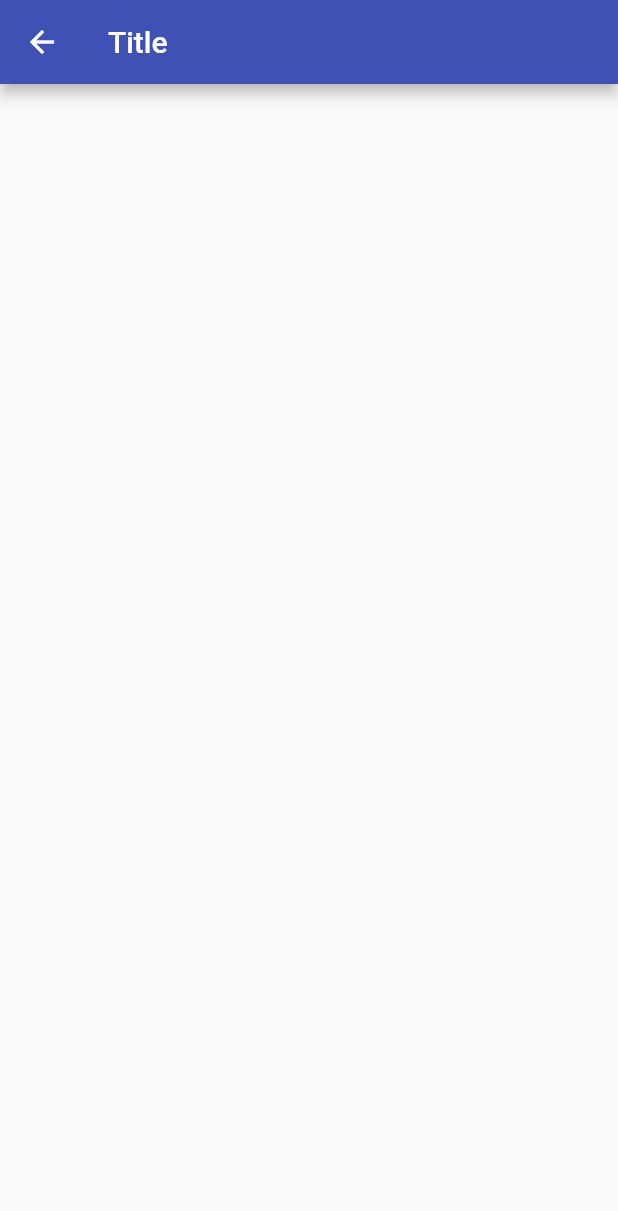
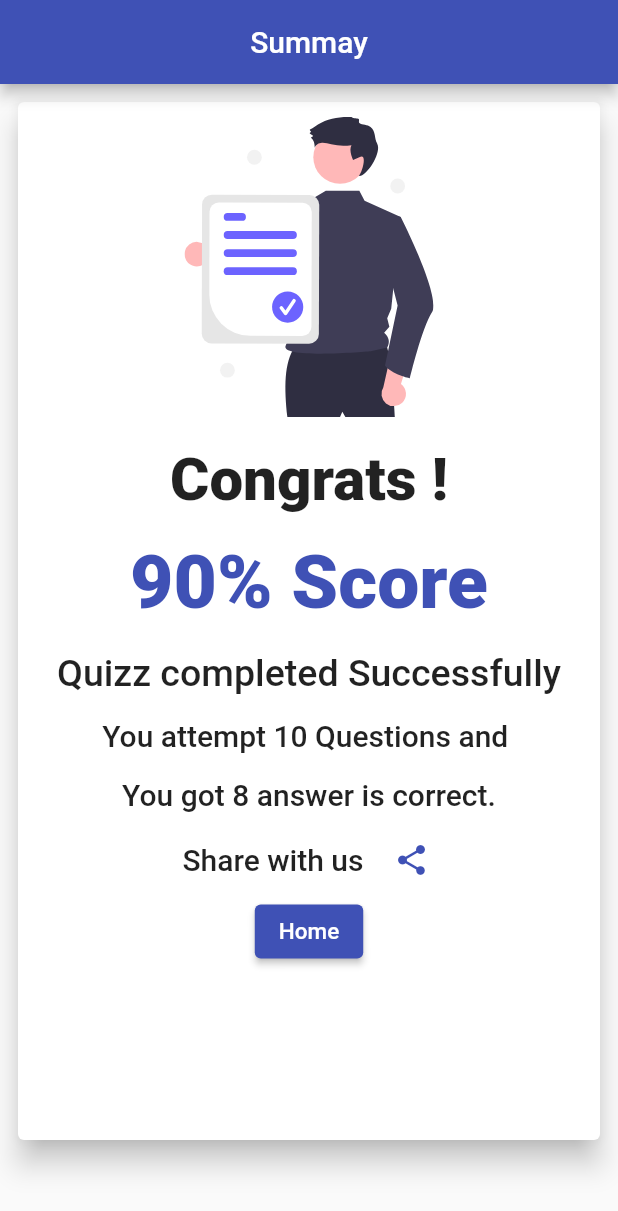
Before and after one commit to J-Sreeprakash/basic_quiz_app, a Flutter app: the SummaryScreen screen opened directly, on a phone screen of 412 x 824 dp. Shown: the top 1211 px of the screen. Run offline on Flutter 3.47's test engine with Material 2 defaults, Android fonts, the phone set to English and light mode, and no system bars; our stand-ins replace dio, just_audio, websafe_svg.

Commit message:
today task flow completed

```diff
--- a/lib/views/question_answer_screen.dart
+++ b/lib/views/question_answer_screen.dart
@@ -13,6 +13,7 @@ class QuestionAnswerScreen extends StatefulWidget {
       : super(key: key);
 
   @override
+  // ignore: library_private_types_in_public_api
   _QuestionAnswerScreenState createState() => _QuestionAnswerScreenState();
 }
 
@@ -42,7 +43,7 @@ class _QuestionAnswerScreenState extends State<QuestionAnswerScreen> {
         child: Column(
           children: [
             Padding(
-              padding: EdgeInsets.all(8.0),
+              padding: const EdgeInsets.all(8.0),
               child: QuestionWidget(question: quizQuestion!.question!),
             ),
             Column(
@@ -68,7 +69,7 @@ class _QuestionAnswerScreenState extends State<QuestionAnswerScreen> {
             Navigator.push(
                 context,
                 MaterialPageRoute(
-                  builder: (context) => SummaryScreen(),
+                  builder: (context) => const SummaryScreen(),
                 ));
             return;
           }
--- a/lib/views/summary_screen.dart
+++ b/lib/views/summary_screen.dart
@@ -1,15 +1,104 @@
+import 'package:basic_quiz_app/views/welcome_screen.dart';
 import 'package:flutter/material.dart';
+import 'package:websafe_svg/websafe_svg.dart';
 
 class SummaryScreen extends StatelessWidget {
-const SummaryScreen({ Key? key }) : super(key: key);
+  const SummaryScreen({Key? key}) : super(key: key);
 
   @override
-  Widget build(BuildContext context){
+  Widget build(BuildContext context) {
     return Scaffold(
       appBar: AppBar(
-        title: const Text('Title'),
+        automaticallyImplyLeading: false,
+        title: const Center(child: Text('Summay')),
       ),
-      body: Container(),
+      body: Padding(
+        padding: const EdgeInsets.all(8.0),
+        child: getScoreSummary(context),
+      ),
+    );
+  }
+
+  Widget getScoreSummary(BuildContext context) {
+    return SizedBox(
+      width: 400,
+      height: 700,
+      child: Card(
+        elevation: 8,
+        child: Column(
+          children: [
+            Padding(
+              padding: const EdgeInsets.all(10),
+              child: SizedBox(
+                  width: 500,
+                  height: 200,
+                  child: WebsafeSvg.asset('assets/certificate.svg')),
+            ),
+            const Padding(
+              padding: EdgeInsets.all(8.0),
+              child: Text(
+                'Congrats !',
+                style: TextStyle(fontSize: 40, fontWeight: FontWeight.w900),
+              ),
+            ),
+            const Padding(
+              padding: EdgeInsets.all(8.0),
+              child: Text(
+                '90% Score',
+                style: TextStyle(
+                    fontSize: 50,
+                    fontWeight: FontWeight.w900,
+                    color: Colors.indigo),
+              ),
+            ),
+            const Padding(
+              padding: EdgeInsets.all(8.0),
+              child: Text(
+                'Quizz completed Successfully',
+                style: TextStyle(fontSize: 25, fontWeight: FontWeight.w500),
+              ),
+            ),
+            const Padding(
+              padding: EdgeInsets.all(8.0),
+              child: Text(
+                'You attempt 10 Questions and ',
+                style: TextStyle(fontSize: 20, fontWeight: FontWeight.w500),
+              ),
+            ),
+            const Padding(
+              padding: EdgeInsets.all(8.0),
+              child: Text(
+                'You got 8 answer is correct.',
+                style: TextStyle(fontSize: 20, fontWeight: FontWeight.w500),
+              ),
+            ),
+            Row(
+              mainAxisAlignment: MainAxisAlignment.center,
+              children: [
+                const Padding(
+                  padding: EdgeInsets.all(8.0),
+                  child: Text('Share with us',
+                      style:
+                          TextStyle(fontSize: 20, fontWeight: FontWeight.w500)),
+                ),
+                IconButton(
+                    onPressed: () {},
+                    icon: const Icon(
+                      Icons.share,
+                      color: Colors.indigo,
+                    ))
+              ],
+            ),
+            ElevatedButton(
+                onPressed: () => Navigator.push(
+                    context,
+                    MaterialPageRoute(
+                      builder: (context) => const WelcomeScreen(),
+                    )),
+                child: const Text('Home',style: TextStyle(fontSize: 15),))
+          ],
+        ),
+      ),
     );
   }
 }
```
Also changed, not shown: lib/views/welcome_screen.dart (+4 -6 lines), lib/widget/answer_widget.dart (+10 -3 lines), lib/widget/question_widget.dart (+11 -4 lines), pubspec.yaml (+6 -3 lines), assets/certificate.svg (added), assets/front.svg (added), pubspec.lock, 5 other files.
